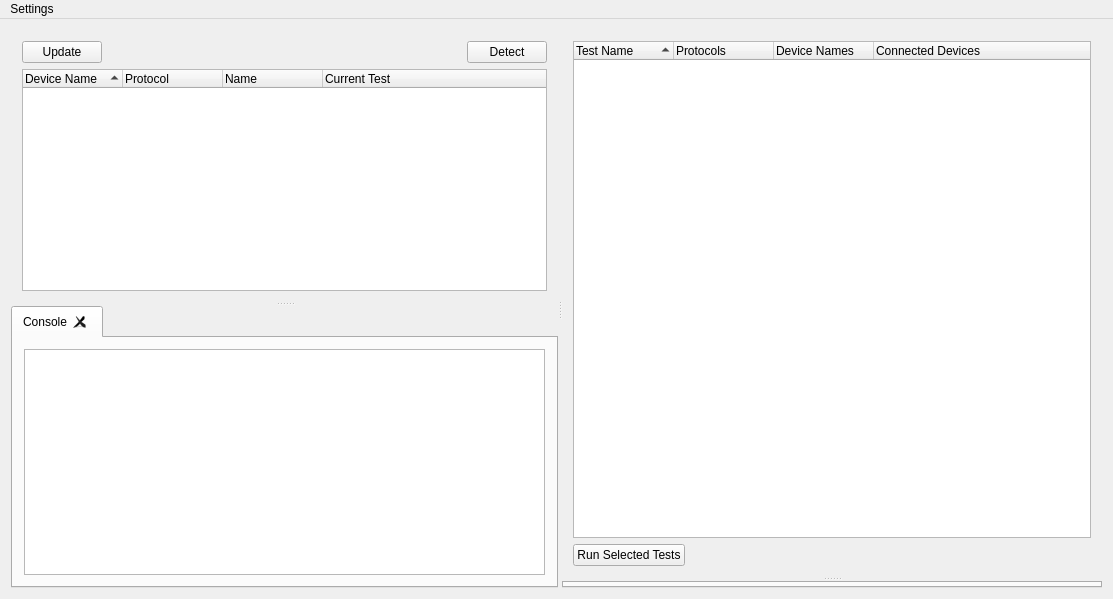
Old version of the form src/mainwindow.ui in the repository Crystal-Photonics/crystalTestFrameworkApp.
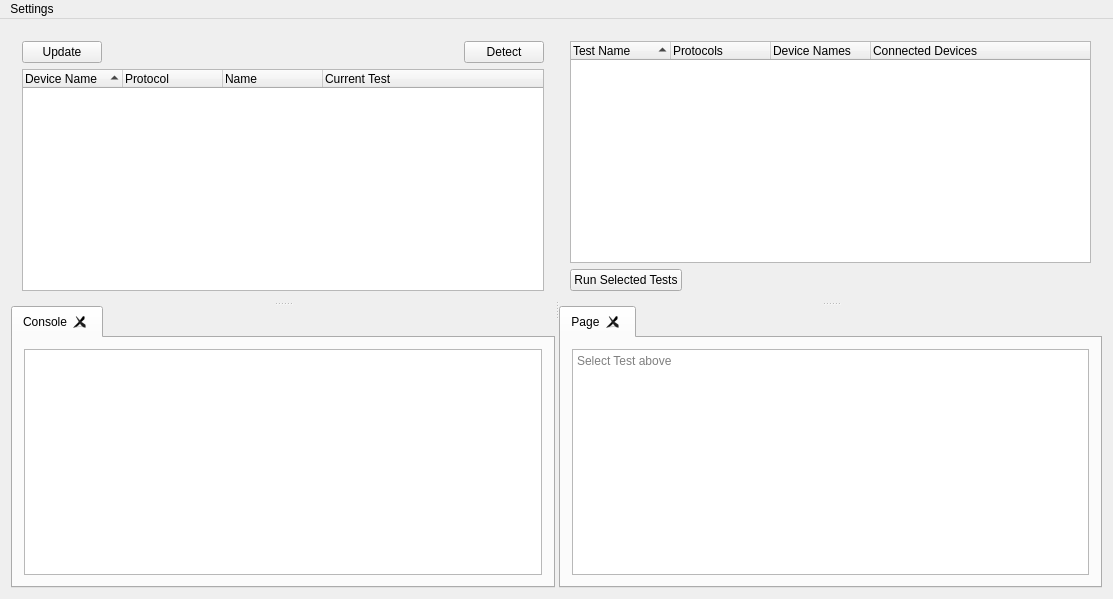
New version of the form.

Commit message:
All tests are not in one tab, switched by selecting the test.
Next step: When a test is run it should get its own tab.

Diff of the .ui file:
```diff
--- a/src/mainwindow.ui
+++ b/src/mainwindow.ui
@@ -189,6 +189,23 @@
         <property name="movable">
          <bool>true</bool>
         </property>
+        <widget class="QWidget" name="tab">
+         <attribute name="title">
+          <string>Page</string>
+         </attribute>
+         <layout class="QVBoxLayout" name="verticalLayout_4">
+          <item>
+           <widget class="QPlainTextEdit" name="plainTextEdit">
+            <property name="readOnly">
+             <bool>true</bool>
+            </property>
+            <property name="placeholderText">
+             <string>Select Test above</string>
+            </property>
+           </widget>
+          </item>
+         </layout>
+        </widget>
        </widget>
       </widget>
      </widget>
```
The commit also changes 3 other files.
